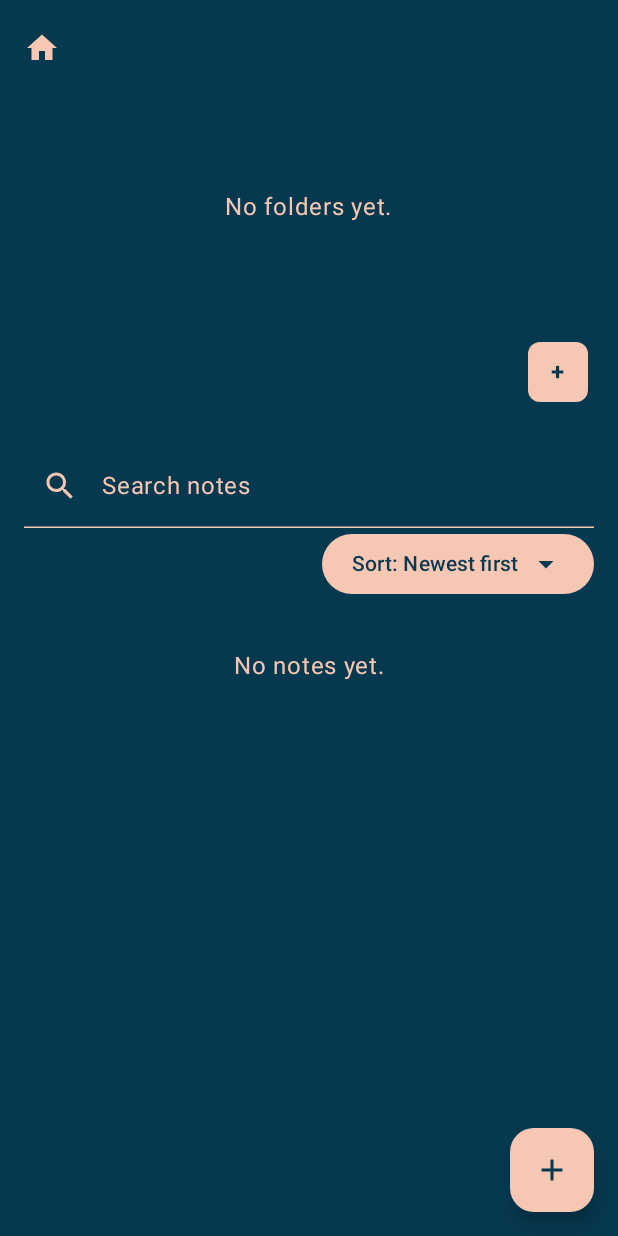
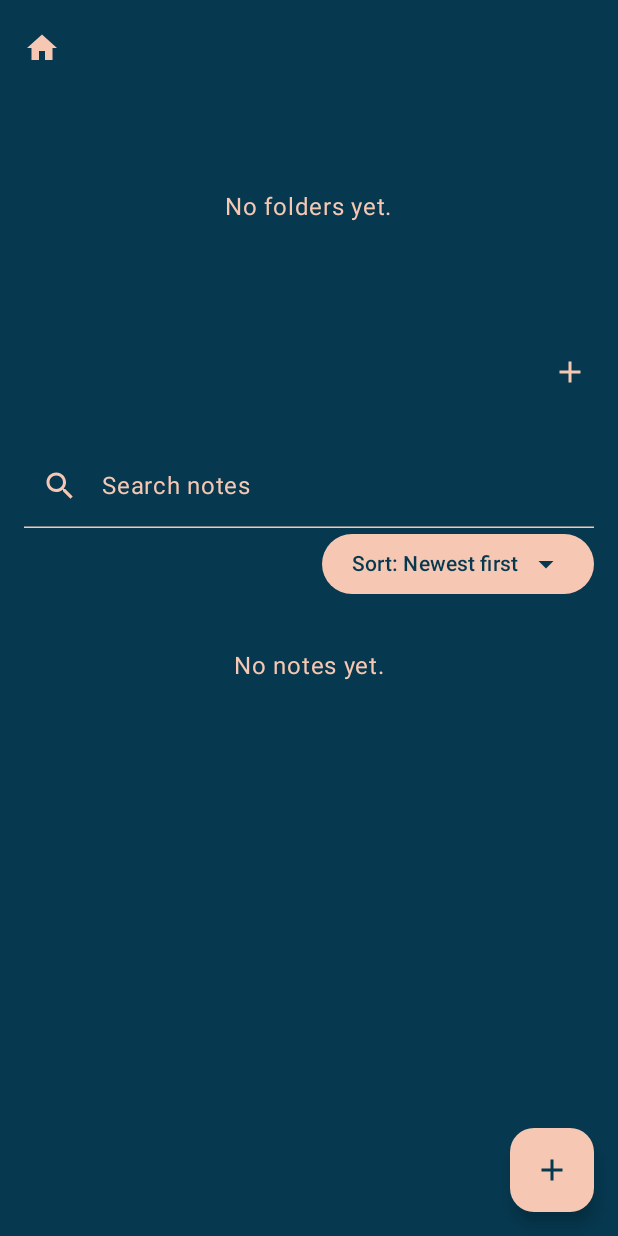
Before and after one commit to filipkampic/MindThrive, an Android app built with Jetpack Compose: the screen it shows after launch (MainActivity), after a tap on "Notes", on a phone screen of 412 x 824 dp. Run offline under Robolectric (Android 15) with nearby library versions, the phone set to English and light mode, and no system bars; our stand-ins replace Room's generated code.

Commit message:
Improve note search keyboard handling, update add-folder button style, fix note editor list,align and header issues

```diff
--- a/app/src/main/java/com/filipkampic/mindthrive/screens/notes/Notes.kt
+++ b/app/src/main/java/com/filipkampic/mindthrive/screens/notes/Notes.kt
@@ -4,6 +4,7 @@ package com.filipkampic.mindthrive.screens.notes
 
 import android.app.Application
 import androidx.compose.foundation.background
+import androidx.compose.foundation.gestures.detectTapGestures
 import androidx.compose.foundation.layout.Arrangement
 import androidx.compose.foundation.layout.Box
 import androidx.compose.foundation.layout.Column
@@ -43,13 +44,14 @@ import androidx.compose.runtime.remember
 import androidx.compose.runtime.setValue
 import androidx.compose.ui.Alignment
 import androidx.compose.ui.Modifier
+import androidx.compose.ui.input.pointer.pointerInput
 import androidx.compose.ui.platform.LocalContext
+import androidx.compose.ui.platform.LocalFocusManager
 import androidx.compose.ui.text.input.KeyboardCapitalization
 import androidx.compose.ui.tooling.preview.Preview
 import androidx.compose.ui.unit.dp
 import androidx.lifecycle.viewmodel.compose.viewModel
 import androidx.navigation.NavController
-import com.filipkampic.mindthrive.ui.notes.AddFolderButton
 import com.filipkampic.mindthrive.ui.notes.FolderCard
 import com.filipkampic.mindthrive.ui.notes.NoteCard
 import com.filipkampic.mindthrive.ui.notes.SearchBar
@@ -70,6 +72,7 @@ fun NotesPreview() {
 fun Notes(navController: NavController) {
     val context = LocalContext.current
     val viewModel: NotesViewModel = viewModel(factory = NotesViewModelFactory(context.applicationContext as Application))
+    val focusManager = LocalFocusManager.current
 
     val folders by viewModel.folders.collectAsState()
     val showAddFolderDialog by viewModel.showAddFolderDialog.collectAsState()
@@ -81,6 +84,9 @@ fun Notes(navController: NavController) {
         modifier = Modifier
             .fillMaxSize()
             .background(DarkBlue)
+            .pointerInput(Unit) {
+                detectTapGestures(onTap = { focusManager.clearFocus() })
+            }
     ) {
         TopAppBar(
             title = {},
@@ -132,13 +138,19 @@ fun Notes(navController: NavController) {
             }
         }
 
-        Box(
+        Row(
             modifier = Modifier
                 .fillMaxWidth()
-                .padding(end = 16.dp),
-            contentAlignment = Alignment.CenterEnd
+                .padding(end = 8.dp),
+            horizontalArrangement = Arrangement.End
         ) {
-            AddFolderButton(onClick = { viewModel.openAddFolderDialog() })
+            IconButton(onClick = { viewModel.openAddFolderDialog() }) {
+                Icon(
+                    imageVector = Icons.Default.Add,
+                    contentDescription = "Add Folder",
+                    tint = Peach
+                )
+            }
         }
 
         Spacer(modifier = Modifier.height(24.dp))
--- a/app/src/main/java/com/filipkampic/mindthrive/ui/notes/AddFolderButton.kt
+++ /dev/null
@@ -1,37 +0,0 @@
-package com.filipkampic.mindthrive.ui.notes
-
-import androidx.compose.foundation.background
-import androidx.compose.foundation.clickable
-import androidx.compose.foundation.layout.Box
-import androidx.compose.foundation.layout.padding
-import androidx.compose.foundation.layout.size
-import androidx.compose.material3.MaterialTheme
-import androidx.compose.material3.Text
-import androidx.compose.runtime.Composable
-import androidx.compose.ui.Alignment
-import androidx.compose.ui.Modifier
-import androidx.compose.ui.text.font.FontWeight
-import androidx.compose.ui.tooling.preview.Preview
-import androidx.compose.ui.unit.dp
-import com.filipkampic.mindthrive.ui.theme.DarkBlue
-import com.filipkampic.mindthrive.ui.theme.Peach
-
-@Composable
-@Preview(showBackground = true)
-fun AddFolderButtonPreview() {
-    AddFolderButton(onClick = {})
-}
-
-@Composable
-fun AddFolderButton(onClick: () -> Unit) {
-    Box(
-        modifier = Modifier
-            .padding(4.dp)
-            .size(40.dp)
-            .background(color = Peach, shape = MaterialTheme.shapes.small)
-            .clickable(onClick = onClick),
-        contentAlignment = Alignment.Center
-    ) {
-        Text("+", color = DarkBlue, fontWeight = FontWeight.Bold)
-    }
-}
```
Also changed, not shown: app/src/main/java/com/filipkampic/mindthrive/screens/notes/NoteEditor.kt (+132 -89 lines).
